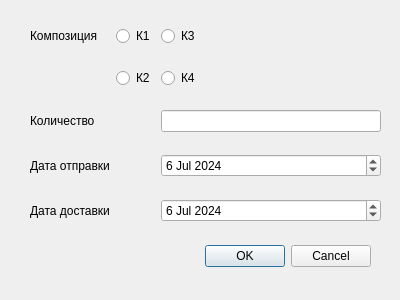
The window that dataBasing/deletewindow.ui (gaponjk/git-demo-backup) describes before a commit, drawn with Qt 5.
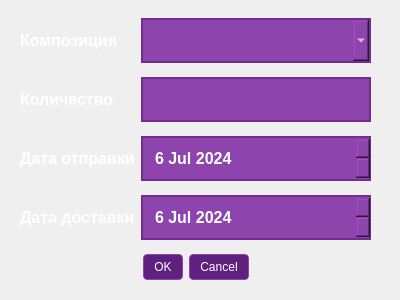
The same window after the commit.

The edit to the form file:
```diff
--- a/dataBasing/deletewindow.ui
+++ b/dataBasing/deletewindow.ui
@@ -13,104 +13,123 @@
   <property name="windowTitle">
    <string>Dialog</string>
   </property>
-  <widget class="QDialogButtonBox" name="buttonBox">
-   <property name="geometry">
-    <rect>
-     <x>30</x>
-     <y>240</y>
-     <width>341</width>
-     <height>32</height>
-    </rect>
-   </property>
-   <property name="orientation">
-    <enum>Qt::Horizontal</enum>
-   </property>
-   <property name="standardButtons">
-    <set>QDialogButtonBox::Cancel|QDialogButtonBox::Ok</set>
-   </property>
-  </widget>
   <widget class="QWidget" name="gridLayoutWidget">
    <property name="geometry">
     <rect>
-     <x>30</x>
+     <x>20</x>
      <y>10</y>
      <width>351</width>
-     <height>231</height>
+     <height>281</height>
     </rect>
    </property>
    <layout class="QGridLayout" name="gridLayout">
-    <item row="1" column="2">
-     <widget class="QRadioButton" name="radioButton4">
-      <property name="text">
-       <string>К4</string>
+    <item row="0" column="0">
+     <widget class="QLabel" name="label">
+      <property name="styleSheet">
+       <string notr="true">QLabel{
+ color: white; 
+    font-size: 16px; 
+    font-weight: bold; 
+}</string>
       </property>
-     </widget>
-    </item>
-    <item row="1" column="1">
-     <widget class="QRadioButton" name="radioButton2">
       <property name="text">
-       <string>К2</string>
+       <string>Композиция</string>
       </property>
      </widget>
     </item>
-    <item row="4" column="2">
-     <widget class="QLineEdit" name="lineEdit"/>
-    </item>
-    <item row="5" column="0">
-     <widget class="QLabel" name="label_3">
-      <property name="text">
-       <string>Дата отправки</string>
-      </property>
-     </widget>
-    </item>
-    <item row="0" column="1">
-     <widget class="QRadioButton" name="radioButton">
-      <property name="text">
-       <string>К1</string>
-      </property>
-     </widget>
-    </item>
-    <item row="0" column="2">
-     <widget class="QRadioButton" name="radioButton3">
-      <property name="text">
-       <string>К3</string>
-      </property>
-     </widget>
-    </item>
-    <item row="4" column="0">
+    <item row="3" column="0">
      <widget class="QLabel" name="label_2">
+      <property name="styleSheet">
+       <string notr="true">QLabel{
+ color: white; 
+    font-size: 16px; 
+    font-weight: bold; 
+}</string>
+      </property>
       <property name="text">
        <string>Количество</string>
       </property>
      </widget>
     </item>
-    <item row="7" column="0">
+    <item row="4" column="0">
+     <widget class="QLabel" name="label_3">
+      <property name="styleSheet">
+       <string notr="true">QLabel{
+ color: white; 
+    font-size: 16px; 
+    font-weight: bold; 
+}</string>
+      </property>
+      <property name="text">
+       <string>Дата отправки</string>
+      </property>
+     </widget>
+    </item>
+    <item row="6" column="0">
      <widget class="QLabel" name="label_4">
+      <property name="styleSheet">
+       <string notr="true">QLabel{
+ color: white; 
+    font-size: 16px; 
+    font-weight: bold; 
+}</string>
+      </property>
       <property name="text">
        <string>Дата доставки</string>
       </property>
      </widget>
     </item>
-    <item row="0" column="0">
-     <widget class="QLabel" name="label">
-      <property name="text">
-       <string>Композиция</string>
+    <item row="3" column="1">
+     <widget class="QLineEdit" name="lineEdit">
+      <property name="styleSheet">
+       <string notr="true">QLineEdit{
+ background-color: #8e44ad; 
+ border: 2px solid #732d91;
+  color: white; 
+    font-size: 16px; 
+    font-weight: bold; 
+    padding: 10px 20px; 
+}
+ QLineEdit:hover {
+                background-color: #732d91; 
+            }</string>
       </property>
      </widget>
     </item>
-    <item row="5" column="2">
-     <widget class="QDateEdit" name="dateEdit">
-      <property name="date">
-       <date>
-        <year>2024</year>
-        <month>7</month>
-        <day>6</day>
-       </date>
-      </property>
-     </widget>
-    </item>
-    <item row="7" column="2">
+    <item row="6" column="1">
      <widget class="QDateEdit" name="dateEdit2">
+      <property name="styleSheet">
+       <string notr="true">  QDateEdit {
+                background-color: #8e44ad; 
+                border: 2px solid #732d91; 
+                color: white;
+                font-size: 16px; 
+                font-weight: bold; 
+                padding: 10px; 
+            }
+            QDateEdit:hover {
+                background-color: #732d91; 
+            }
+            QDateEdit:focus {
+                background-color: #5e2180; 
+                border: 2px solid #5e2180; 
+            }
+            QDateEdit:disabled {
+                background-color: #dcdde1; 
+                border: 2px solid #bdc3c7; 
+                color: #7f8c8d;
+            }
+            QDateEdit::drop-down {
+                subcontrol-origin: padding;
+                subcontrol-position: top right;
+                width: 20px;
+                border-left-width: 1px;
+                border-left-color: #732d91;
+                border-left-style: solid;
+                border-top-right-radius: 3px;
+                border-bottom-right-radius: 3px;
+            }</string>
+      </property>
       <property name="date">
        <date>
         <year>2024</year>
@@ -120,6 +139,114 @@
       </property>
      </widget>
     </item>
+    <item row="4" column="1">
+     <widget class="QDateEdit" name="dateEdit">
+      <property name="styleSheet">
+       <string notr="true">  QDateEdit {
+                background-color: #8e44ad; 
+                border: 2px solid #732d91; 
+                color: white;
+                font-size: 16px; 
+                font-weight: bold; 
+                padding: 10px; 
+            }
+            QDateEdit:hover {
+                background-color: #732d91; 
+            }
+            QDateEdit:focus {
+                background-color: #5e2180; 
+                border: 2px solid #5e2180; 
+            }
+            QDateEdit:disabled {
+                background-color: #dcdde1; 
+                border: 2px solid #bdc3c7; 
+                color: #7f8c8d;
+            }
+            QDateEdit::drop-down {
+                subcontrol-origin: padding;
+                subcontrol-position: top right;
+                width: 20px;
+                border-left-width: 1px;
+                border-left-color: #732d91;
+                border-left-style: solid;
+                border-top-right-radius: 3px;
+                border-bottom-right-radius: 3px;
+            }</string>
+      </property>
+      <property name="date">
+       <date>
+        <year>2024</year>
+        <month>7</month>
+        <day>6</day>
+       </date>
+      </property>
+     </widget>
+    </item>
+    <item row="0" column="1">
+     <widget class="QComboBox" name="comboBox">
+      <property name="styleSheet">
+       <string notr="true">QComboBox {
+               background-color: #8e44ad; 
+ border: 2px solid #732d91;
+  color: white; 
+    font-size: 16px; 
+    font-weight: bold; 
+    padding: 10px 20px;
+            }
+            QComboBox:hover {
+                background-color: #7c3bb8;
+                border: 1px solid #9f5ecf;
+            }
+            QComboBox:pressed {
+                background-color: #4a1760;
+                border: 1px solid #7a3a8e;
+            }
+           
+ QComboBox QAbstractItemView {
+                background-color: #5e2180;
+                color: white;
+                selection-background-color: #7c3bb8;
+                selection-color: white;
+            }
+          </string>
+      </property>
+     </widget>
+    </item>
+    <item row="7" column="0" colspan="2">
+     <widget class="QDialogButtonBox" name="buttonBox">
+      <property name="styleSheet">
+       <string notr="true"> QDialogButtonBox {
+                background-color: #5e2180;
+                border: 1px solid #8f4a9f;
+                border-radius: 4px;
+            }
+            QDialogButtonBox QPushButton {
+                background-color: #5e2180;
+                color: white;
+                border: 1px solid #8f4a9f;
+                border-radius: 4px;
+                padding: 5px 10px;
+            }
+            QDialogButtonBox QPushButton:hover {
+                background-color: #7c3bb8;
+                border: 1px solid #9f5ecf;
+            }
+            QDialogButtonBox QPushButton:pressed {
+                background-color: #4a1760;
+                border: 1px solid #7a3a8e;
+            }</string>
+      </property>
+      <property name="orientation">
+       <enum>Qt::Horizontal</enum>
+      </property>
+      <property name="standardButtons">
+       <set>QDialogButtonBox::Cancel|QDialogButtonBox::Ok</set>
+      </property>
+      <property name="centerButtons">
+       <bool>true</bool>
+      </property>
+     </widget>
+    </item>
    </layout>
   </widget>
  </widget>
```
Left out of the diff: 35 changed lines with no effect on the pictures.
